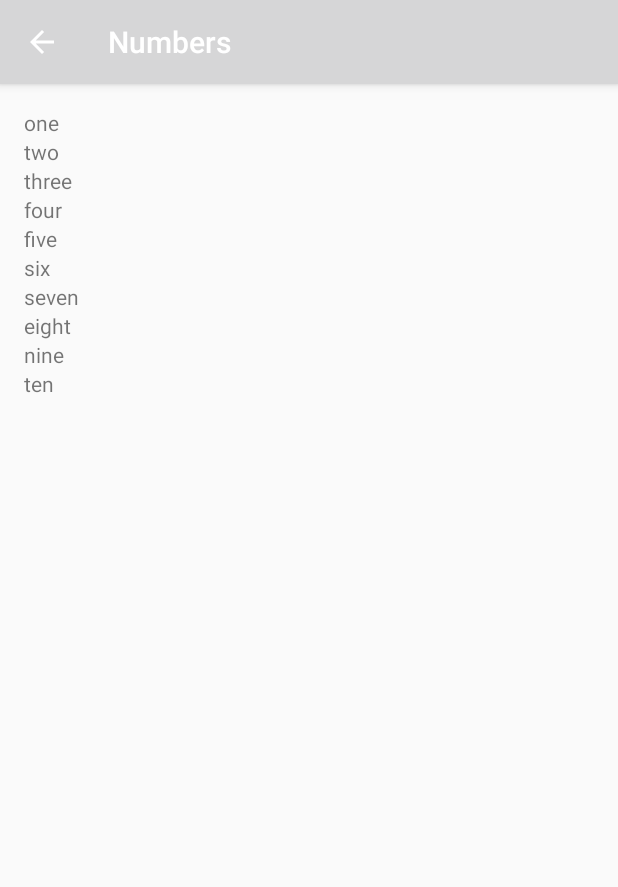
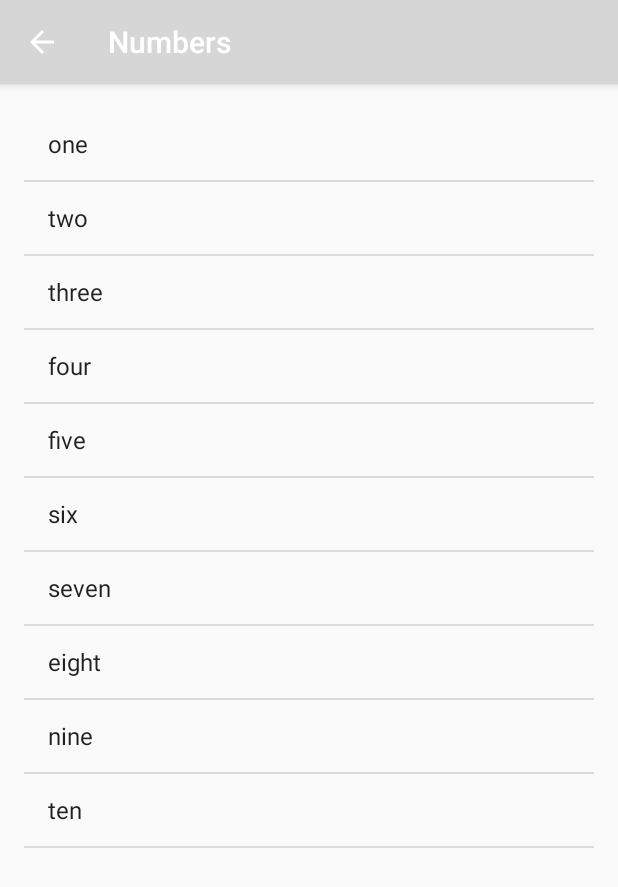
Before and after one commit to liveHarshit/Miwok, an Android app: the Numbers screen opened directly, with no data from a screen before it, on a phone screen of 412 x 824 dp. Shown: the top 887 px of the screen. Run offline under Robolectric (Android 15) with nearby library versions, the phone set to English and light mode, and no system bars.

Commit message:
List view added

```diff
--- a/app/src/main/java/com/liveharshit/android/miwok/Numbers.java
+++ b/app/src/main/java/com/liveharshit/android/miwok/Numbers.java
@@ -2,7 +2,9 @@ package com.liveharshit.android.miwok;
 
 import android.support.v7.app.AppCompatActivity;
 import android.os.Bundle;
+import android.widget.ArrayAdapter;
 import android.widget.LinearLayout;
+import android.widget.ListView;
 import android.widget.TextView;
 
 import java.util.ArrayList;
@@ -26,13 +28,10 @@ public class Numbers extends AppCompatActivity {
         words.add("nine");
         words.add("ten");
 
-        LinearLayout rootView = (LinearLayout)findViewById(R.id.rootView);
+        ArrayAdapter<String> itemsAdapter = new ArrayAdapter<String>(this, android.R.layout.simple_list_item_1, words);
 
-        int index = 0;
-        for (index=0;index<words.size();index++) {
-            TextView wordView = new TextView(this);
-            wordView.setText(words.get(index));
-            rootView.addView(wordView);
-        }
+        ListView listView = (ListView) findViewById(R.id.list);
+
+        listView.setAdapter(itemsAdapter);
     }
 }
--- a/app/src/main/res/layout/activity_numbers.xml
+++ b/app/src/main/res/layout/activity_numbers.xml
@@ -1,12 +1,12 @@
 <?xml version="1.0" encoding="utf-8"?>
-<LinearLayout xmlns:android="http://schemas.android.com/apk/res/android"
+<ListView xmlns:android="http://schemas.android.com/apk/res/android"
     xmlns:app="http://schemas.android.com/apk/res-auto"
     xmlns:tools="http://schemas.android.com/tools"
     android:orientation="vertical"
     android:layout_width="match_parent"
     android:layout_height="match_parent"
     android:padding="16dp"
-    android:id="@+id/rootView"
+    android:id="@+id/list"
     tools:context="com.liveharshit.android.miwok.Numbers">
 
-</LinearLayout>
+</ListView>
```
Also changed, not shown: app/src/main/res/layout/list_item.xml (added, +23 -0 lines).
